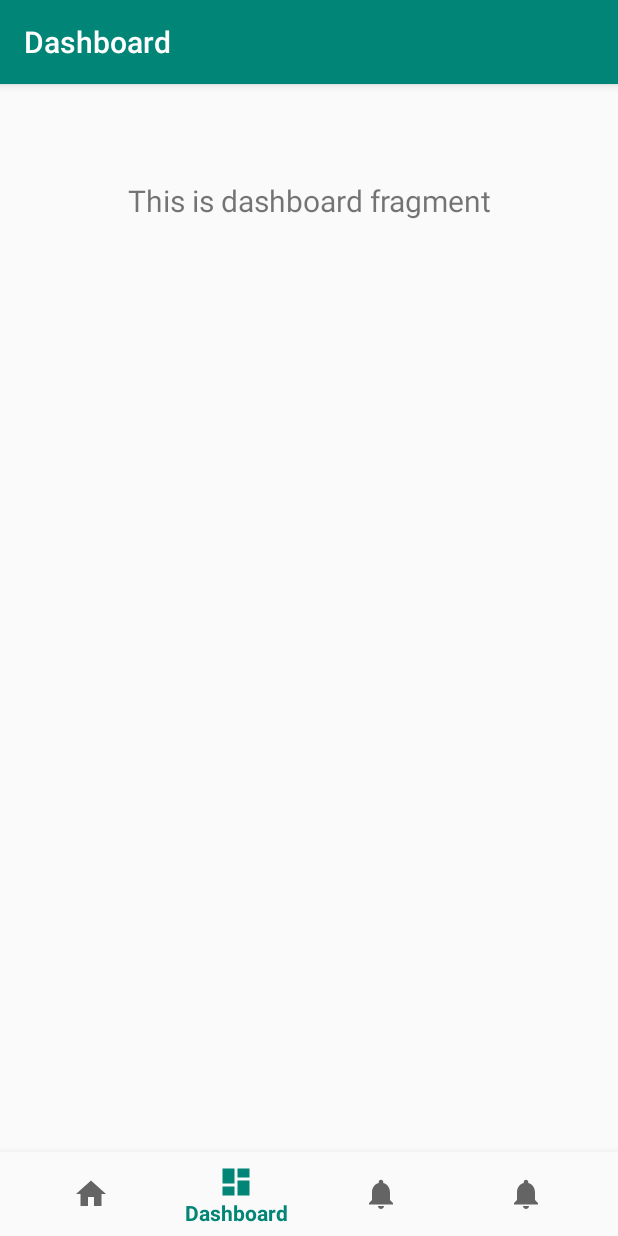
After one commit to rahul0101/Spielen, an Android app: the DashboardFragment screen opened through its navigation route, on a phone screen of 412 x 824 dp. The commit adds this screen. Run offline under Robolectric (Android 15) with nearby library versions, the phone set to English and light mode, and no system bars; our stand-ins replace navigation-ui.

Commit message:
Add bottom navigation activity

```diff
--- a/app/src/main/AndroidManifest.xml
+++ b/app/src/main/AndroidManifest.xml
@@ -11,8 +11,7 @@
         android:theme="@style/AppTheme">
         <activity
             android:name=".HomeActivity"
-            android:label="@string/title_activity_home"
-            android:theme="@style/AppTheme.NoActionBar"></activity>
+            android:label="@string/title_activity_home"></activity>
         <activity android:name=".SignupActivity" />
         <activity android:name=".MainActivity">
             <intent-filter>
--- /dev/null
+++ b/app/src/main/java/com/example/spielen/HomeActivity.java
@@ -0,0 +1,30 @@
+package com.example.spielen;
+
+import android.os.Bundle;
+
+import com.google.android.material.bottomnavigation.BottomNavigationView;
+
+import androidx.appcompat.app.AppCompatActivity;
+import androidx.navigation.NavController;
+import androidx.navigation.Navigation;
+import androidx.navigation.ui.AppBarConfiguration;
+import androidx.navigation.ui.NavigationUI;
+
+public class HomeActivity extends AppCompatActivity {
+
+    @Override
+    protected void onCreate(Bundle savedInstanceState) {
+        super.onCreate(savedInstanceState);
+        setContentView(R.layout.activity_home);
+        BottomNavigationView navView = findViewById(R.id.nav_view);
+        // Passing each menu ID as a set of Ids because each
+        // menu should be considered as top level destinations.
+        AppBarConfiguration appBarConfiguration = new AppBarConfiguration.Builder(
+                R.id.navigation_home, R.id.navigation_dashboard, R.id.navigation_notifications)
+                .build();
+        NavController navController = Navigation.findNavController(this, R.id.nav_host_fragment);
+        NavigationUI.setupActionBarWithNavController(this, navController, appBarConfiguration);
+        NavigationUI.setupWithNavController(navView, navController);
+    }
+
+}
--- /dev/null
+++ b/app/src/main/java/com/example/spielen/ui/dashboard/DashboardFragment.java
@@ -0,0 +1,35 @@
+package com.example.spielen.ui.dashboard;
+
+import android.os.Bundle;
+import android.view.LayoutInflater;
+import android.view.View;
+import android.view.ViewGroup;
+import android.widget.TextView;
+
+import androidx.annotation.Nullable;
+import androidx.annotation.NonNull;
+import androidx.fragment.app.Fragment;
+import androidx.lifecycle.Observer;
+import androidx.lifecycle.ViewModelProviders;
+
+import com.example.spielen.R;
+
+public class DashboardFragment extends Fragment {
+
+    private DashboardViewModel dashboardViewModel;
+
+    public View onCreateView(@NonNull LayoutInflater inflater,
+                             ViewGroup container, Bundle savedInstanceState) {
+        dashboardViewModel =
+                ViewModelProviders.of(this).get(DashboardViewModel.class);
+        View root = inflater.inflate(R.layout.fragment_dashboard, container, false);
+        final TextView textView = root.findViewById(R.id.text_dashboard);
+        dashboardViewModel.getText().observe(this, new Observer<String>() {
+            @Override
+            public void onChanged(@Nullable String s) {
+                textView.setText(s);
+            }
+        });
+        return root;
+    }
+}
--- /dev/null
+++ b/app/src/main/java/com/example/spielen/ui/dashboard/DashboardViewModel.java
@@ -0,0 +1,19 @@
+package com.example.spielen.ui.dashboard;
+
+import androidx.lifecycle.LiveData;
+import androidx.lifecycle.MutableLiveData;
+import androidx.lifecycle.ViewModel;
+
+public class DashboardViewModel extends ViewModel {
+
+    private MutableLiveData<String> mText;
+
+    public DashboardViewModel() {
+        mText = new MutableLiveData<>();
+        mText.setValue("This is dashboard fragment");
+    }
+
+    public LiveData<String> getText() {
+        return mText;
+    }
+}
--- /dev/null
+++ b/app/src/main/java/com/example/spielen/ui/home/HomeFragment.java
@@ -0,0 +1,35 @@
+package com.example.spielen.ui.home;
+
+import android.os.Bundle;
+import android.view.LayoutInflater;
+import android.view.View;
+import android.view.ViewGroup;
+import android.widget.TextView;
+
+import androidx.annotation.Nullable;
+import androidx.annotation.NonNull;
+import androidx.fragment.app.Fragment;
+import androidx.lifecycle.Observer;
+import androidx.lifecycle.ViewModelProviders;
+
+import com.example.spielen.R;
+
+public class HomeFragment extends Fragment {
+
+    private HomeViewModel homeViewModel;
+
+    public View onCreateView(@NonNull LayoutInflater inflater,
+                             ViewGroup container, Bundle savedInstanceState) {
+        homeViewModel =
+                ViewModelProviders.of(this).get(HomeViewModel.class);
+        View root = inflater.inflate(R.layout.fragment_home, container, false);
+        final TextView textView = root.findViewById(R.id.text_home);
+        homeViewModel.getText().observe(this, new Observer<String>() {
+            @Override
+            public void onChanged(@Nullable String s) {
+                textView.setText(s);
+            }
+        });
+        return root;
+    }
+}
--- /dev/null
+++ b/app/src/main/java/com/example/spielen/ui/home/HomeViewModel.java
@@ -0,0 +1,19 @@
+package com.example.spielen.ui.home;
+
+import androidx.lifecycle.LiveData;
+import androidx.lifecycle.MutableLiveData;
+import androidx.lifecycle.ViewModel;
+
+public class HomeViewModel extends ViewModel {
+
+    private MutableLiveData<String> mText;
+
+    public HomeViewModel() {
+        mText = new MutableLiveData<>();
+        mText.setValue("This is home fragment");
+    }
+
+    public LiveData<String> getText() {
+        return mText;
+    }
+}
--- /dev/null
+++ b/app/src/main/java/com/example/spielen/ui/notifications/NotificationsFragment.java
@@ -0,0 +1,35 @@
+package com.example.spielen.ui.notifications;
+
+import android.os.Bundle;
+import android.view.LayoutInflater;
+import android.view.View;
+import android.view.ViewGroup;
+import android.widget.TextView;
+
+import androidx.annotation.Nullable;
+import androidx.annotation.NonNull;
+import androidx.fragment.app.Fragment;
+import androidx.lifecycle.Observer;
+import androidx.lifecycle.ViewModelProviders;
+
+import com.example.spielen.R;
+
+public class NotificationsFragment extends Fragment {
+
+    private NotificationsViewModel notificationsViewModel;
+
+    public View onCreateView(@NonNull LayoutInflater inflater,
+                             ViewGroup container, Bundle savedInstanceState) {
+        notificationsViewModel =
+                ViewModelProviders.of(this).get(NotificationsViewModel.class);
+        View root = inflater.inflate(R.layout.fragment_notifications, container, false);
+        final TextView textView = root.findViewById(R.id.text_notifications);
+        notificationsViewModel.getText().observe(this, new Observer<String>() {
+            @Override
+            public void onChanged(@Nullable String s) {
+                textView.setText(s);
+            }
+        });
+        return root;
+    }
+}
--- /dev/null
+++ b/app/src/main/java/com/example/spielen/ui/notifications/NotificationsViewModel.java
@@ -0,0 +1,19 @@
+package com.example.spielen.ui.notifications;
+
+import androidx.lifecycle.LiveData;
+import androidx.lifecycle.MutableLiveData;
+import androidx.lifecycle.ViewModel;
+
+public class NotificationsViewModel extends ViewModel {
+
+    private MutableLiveData<String> mText;
+
+    public NotificationsViewModel() {
+        mText = new MutableLiveData<>();
+        mText.setValue("This is notifications fragment");
+    }
+
+    public LiveData<String> getText() {
+        return mText;
+    }
+}
--- /dev/null
+++ b/app/src/main/res/drawable/ic_dashboard_black_24dp.xml
@@ -0,0 +1,9 @@
+<vector xmlns:android="http://schemas.android.com/apk/res/android"
+    android:width="24dp"
+    android:height="24dp"
+    android:viewportWidth="24.0"
+    android:viewportHeight="24.0">
+    <path
+        android:fillColor="#FF000000"
+        android:pathData="M3,13h8L11,3L3,3v10zM3,21h8v-6L3,15v6zM13,21h8L21,11h-8v10zM13,3v6h8L21,3h-8z" />
+</vector>
--- /dev/null
+++ b/app/src/main/res/drawable/ic_home_black_24dp.xml
@@ -0,0 +1,9 @@
+<vector xmlns:android="http://schemas.android.com/apk/res/android"
+    android:width="24dp"
+    android:height="24dp"
+    android:viewportWidth="24.0"
+    android:viewportHeight="24.0">
+    <path
+        android:fillColor="#FF000000"
+        android:pathData="M10,20v-6h4v6h5v-8h3L12,3 2,12h3v8z" />
+</vector>
--- /dev/null
+++ b/app/src/main/res/drawable/ic_notifications_black_24dp.xml
@@ -0,0 +1,9 @@
+<vector xmlns:android="http://schemas.android.com/apk/res/android"
+    android:width="24dp"
+    android:height="24dp"
+    android:viewportWidth="24.0"
+    android:viewportHeight="24.0">
+    <path
+        android:fillColor="#FF000000"
+        android:pathData="M12,22c1.1,0 2,-0.9 2,-2h-4c0,1.1 0.89,2 2,2zM18,16v-5c0,-3.07 -1.64,-5.64 -4.5,-6.32L13.5,4c0,-0.83 -0.67,-1.5 -1.5,-1.5s-1.5,0.67 -1.5,1.5v0.68C7.63,5.36 6,7.92 6,11v5l-2,2v1h16v-1l-2,-2z" />
+</vector>
--- /dev/null
+++ b/app/src/main/res/layout/activity_home.xml
@@ -0,0 +1,33 @@
+<?xml version="1.0" encoding="utf-8"?>
+<androidx.constraintlayout.widget.ConstraintLayout xmlns:android="http://schemas.android.com/apk/res/android"
+    xmlns:app="http://schemas.android.com/apk/res-auto"
+    android:id="@+id/container"
+    android:layout_width="match_parent"
+    android:layout_height="match_parent"
+    android:paddingTop="?attr/actionBarSize">
+
+    <com.google.android.material.bottomnavigation.BottomNavigationView
+        android:id="@+id/nav_view"
+        android:layout_width="0dp"
+        android:layout_height="wrap_content"
+        android:layout_marginStart="0dp"
+        android:layout_marginEnd="0dp"
+        android:background="?android:attr/windowBackground"
+        app:layout_constraintBottom_toBottomOf="parent"
+        app:layout_constraintLeft_toLeftOf="parent"
+        app:layout_constraintRight_toRightOf="parent"
+        app:menu="@menu/bottom_nav_menu" />
+
+    <fragment
+        android:id="@+id/nav_host_fragment"
+        android:name="androidx.navigation.fragment.NavHostFragment"
+        android:layout_width="match_parent"
+        android:layout_height="match_parent"
+        app:defaultNavHost="true"
+        app:layout_constraintBottom_toTopOf="@id/nav_view"
+        app:layout_constraintLeft_toLeftOf="parent"
+        app:layout_constraintRight_toRightOf="parent"
+        app:layout_constraintTop_toTopOf="parent"
+        app:navGraph="@navigation/mobile_navigation" />
+
+</androidx.constraintlayout.widget.ConstraintLayout>
--- /dev/null
+++ b/app/src/main/res/layout/fragment_dashboard.xml
@@ -0,0 +1,19 @@
+<?xml version="1.0" encoding="utf-8"?>
+<androidx.constraintlayout.widget.ConstraintLayout xmlns:android="http://schemas.android.com/apk/res/android"
+    xmlns:app="http://schemas.android.com/apk/res-auto"
+    android:layout_width="match_parent"
+    android:layout_height="match_parent">
+
+    <TextView
+        android:id="@+id/text_dashboard"
+        android:layout_width="match_parent"
+        android:layout_height="wrap_content"
+        android:layout_marginStart="8dp"
+        android:layout_marginTop="8dp"
+        android:layout_marginEnd="8dp"
+        android:textAlignment="center"
+        android:textSize="20sp"
+        app:layout_constraintEnd_toEndOf="parent"
+        app:layout_constraintStart_toStartOf="parent"
+        app:layout_constraintTop_toTopOf="parent" />
+</androidx.constraintlayout.widget.ConstraintLayout>
--- /dev/null
+++ b/app/src/main/res/layout/fragment_home.xml
@@ -0,0 +1,19 @@
+<?xml version="1.0" encoding="utf-8"?>
+<androidx.constraintlayout.widget.ConstraintLayout xmlns:android="http://schemas.android.com/apk/res/android"
+    xmlns:app="http://schemas.android.com/apk/res-auto"
+    android:layout_width="match_parent"
+    android:layout_height="match_parent">
+
+    <TextView
+        android:id="@+id/text_home"
+        android:layout_width="match_parent"
+        android:layout_height="wrap_content"
+        android:layout_marginStart="8dp"
+        android:layout_marginTop="8dp"
+        android:layout_marginEnd="8dp"
+        android:textAlignment="center"
+        android:textSize="20sp"
+        app:layout_constraintEnd_toEndOf="parent"
+        app:layout_constraintStart_toStartOf="parent"
+        app:layout_constraintTop_toTopOf="parent" />
+</androidx.constraintlayout.widget.ConstraintLayout>
--- /dev/null
+++ b/app/src/main/res/layout/fragment_notifications.xml
@@ -0,0 +1,19 @@
+<?xml version="1.0" encoding="utf-8"?>
+<androidx.constraintlayout.widget.ConstraintLayout xmlns:android="http://schemas.android.com/apk/res/android"
+    xmlns:app="http://schemas.android.com/apk/res-auto"
+    android:layout_width="match_parent"
+    android:layout_height="match_parent">
+
+    <TextView
+        android:id="@+id/text_notifications"
+        android:layout_width="match_parent"
+        android:layout_height="wrap_content"
+        android:layout_marginStart="8dp"
+        android:layout_marginTop="8dp"
+        android:layout_marginEnd="8dp"
+        android:textAlignment="center"
+        android:textSize="20sp"
+        app:layout_constraintEnd_toEndOf="parent"
+        app:layout_constraintStart_toStartOf="parent"
+        app:layout_constraintTop_toTopOf="parent" />
+</androidx.constraintlayout.widget.ConstraintLayout>
--- /dev/null
+++ b/app/src/main/res/menu/bottom_nav_menu.xml
@@ -0,0 +1,25 @@
+<?xml version="1.0" encoding="utf-8"?>
+<menu xmlns:android="http://schemas.android.com/apk/res/android">
+
+    <item
+        android:id="@+id/navigation_home"
+        android:icon="@drawable/ic_home_black_24dp"
+        android:title="@string/title_home" />
+
+    <item
+        android:id="@+id/navigation_dashboard"
+        android:icon="@drawable/ic_dashboard_black_24dp"
+        android:title="@string/title_dashboard" />
+
+    <item
+        android:id="@+id/navigation_notifications"
+        android:icon="@drawable/ic_notifications_black_24dp"
+        android:title="@string/title_notifications" />
+
+    <item
+        android:id="@+id/navigation_host"
+        android:icon="@drawable/ic_notifications_black_24dp"
+        android:title="@string/title_notifications" />
+
+
+</menu>
--- /dev/null
+++ b/app/src/main/res/navigation/mobile_navigation.xml
@@ -0,0 +1,25 @@
+<?xml version="1.0" encoding="utf-8"?>
+<navigation xmlns:android="http://schemas.android.com/apk/res/android"
+    xmlns:app="http://schemas.android.com/apk/res-auto"
+    xmlns:tools="http://schemas.android.com/tools"
+    android:id="@+id/mobile_navigation"
+    app:startDestination="@+id/navigation_home">
+
+    <fragment
+        android:id="@+id/navigation_home"
+        android:name="com.example.spielen.ui.home.HomeFragment"
+        android:label="@string/title_home"
+        tools:layout="@layout/fragment_home" />
+
+    <fragment
+        android:id="@+id/navigation_dashboard"
+        android:name="com.example.spielen.ui.dashboard.DashboardFragment"
+        android:label="@string/title_dashboard"
+        tools:layout="@layout/fragment_dashboard" />
+
+    <fragment
+        android:id="@+id/navigation_notifications"
+        android:name="com.example.spielen.ui.notifications.NotificationsFragment"
+        android:label="@string/title_notifications"
+        tools:layout="@layout/fragment_notifications" />
+</navigation>
--- /dev/null
+++ b/app/src/main/res/values/dimens.xml
@@ -0,0 +1,5 @@
+<resources>
+    <!-- Default screen margins, per the Android Design guidelines. -->
+    <dimen name="activity_horizontal_margin">16dp</dimen>
+    <dimen name="activity_vertical_margin">16dp</dimen>
+</resources>
--- a/app/src/main/res/values/strings.xml
+++ b/app/src/main/res/values/strings.xml
@@ -14,4 +14,7 @@
     <string name="menu_tools">Tools</string>
     <string name="menu_share">Share</string>
     <string name="menu_send">Send</string>
+    <string name="title_home">Home</string>
+    <string name="title_dashboard">Dashboard</string>
+    <string name="title_notifications">Notifications</string>
 </resources>
```
